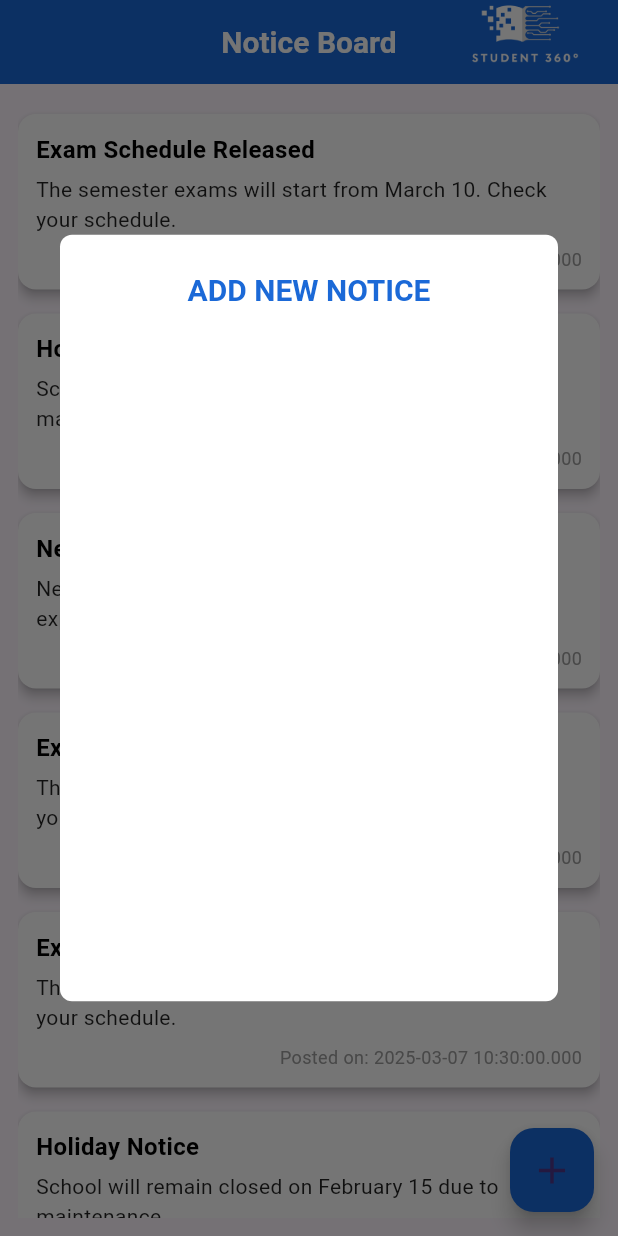
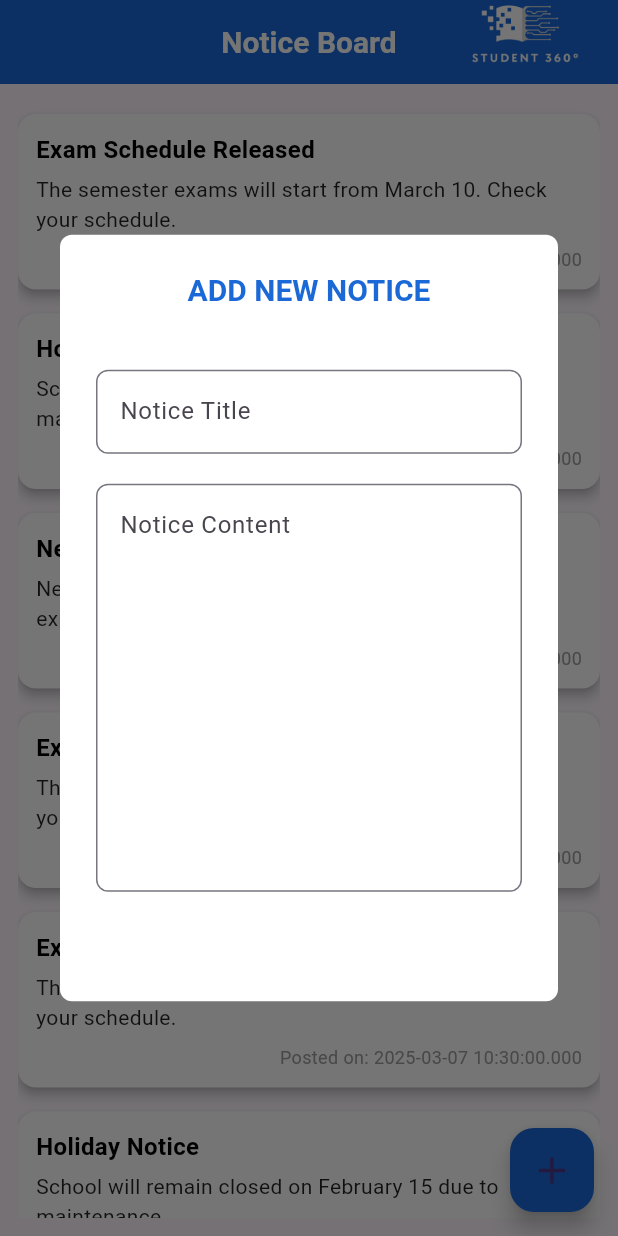
Before and after one commit to Dimath-Ranasinghe/Student_360, a Flutter app: the screen it shows after launch, after a tap on the "add" icon, on a phone screen of 412 x 824 dp. Run offline on Flutter 3.47's test engine with Material 3 defaults, Android fonts, the phone set to English and light mode, and no system bars.

Commit message:
Added text files to input notice title and content

```diff
--- a/lib/TeacherNoticeBoard/teacher_notice_page.dart
+++ b/lib/TeacherNoticeBoard/teacher_notice_page.dart
@@ -35,6 +35,31 @@ class _NoticeBoardState extends State<TeacherNoticePage> {
                 .of(context)
                 .size
                 .width * 0.9,
+            child: Column(
+              children: [
+                SizedBox(height: 15),
+                TextField(
+                  controller: titleController,
+                  decoration: InputDecoration(
+                      labelText: "Notice Title",
+                      border: OutlineInputBorder(
+                          borderRadius: BorderRadius.circular(8)
+                      )
+                  ),
+                ),
+                SizedBox(height: 20),
+                TextField(
+                  controller: contentController,
+                  maxLines: 10,
+                  decoration: InputDecoration(
+                      hintText: "Notice Content",
+                      border: OutlineInputBorder(
+                          borderRadius: BorderRadius.circular(8)
+                      )
+                  ),
+                )
+              ],
+            ),
           ),
         ),
       );
```
